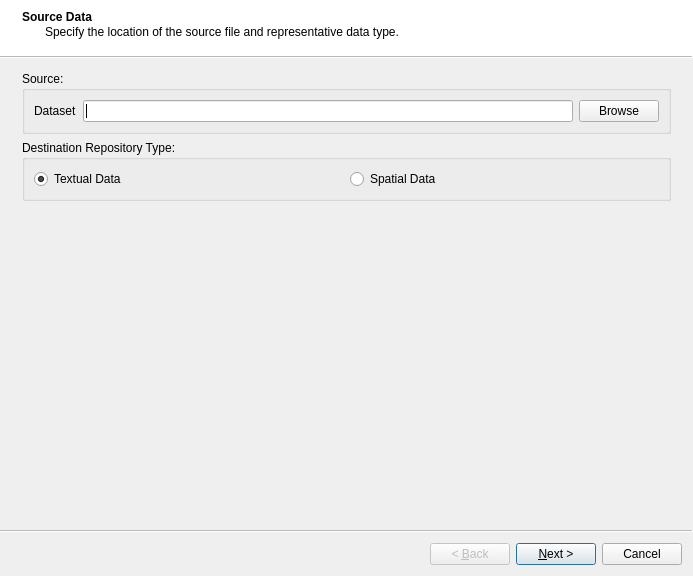
Old version of the form ui/ui_import_data.ui in the repository gltn/stdm.
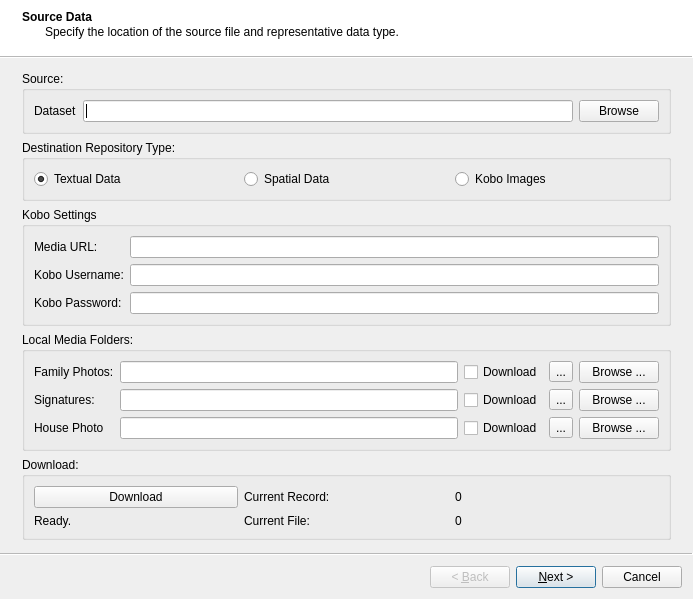
New version of the form. Icons and pictures are not drawn.

Diff of the .ui file:
```diff
--- a/ui/ui_import_data.ui
+++ b/ui/ui_import_data.ui
@@ -80,6 +80,220 @@
          </property>
         </widget>
        </item>
+       <item>
+        <widget class="QRadioButton" name="rbKoboMedia">
+         <property name="text">
+          <string>Kobo Images</string>
+         </property>
+        </widget>
+       </item>
+      </layout>
+     </widget>
+    </item>
+    <item>
+     <widget class="QGroupBox" name="groupBox_7">
+      <property name="title">
+       <string>Kobo Settings</string>
+      </property>
+      <layout class="QGridLayout" name="gridLayout_4">
+       <item row="0" column="0">
+        <widget class="QLabel" name="label_4">
+         <property name="text">
+          <string>Media URL:</string>
+         </property>
+        </widget>
+       </item>
+       <item row="1" column="0">
+        <widget class="QLabel" name="label_5">
+         <property name="text">
+          <string>Kobo Username:</string>
+         </property>
+        </widget>
+       </item>
+       <item row="1" column="1">
+        <widget class="QLineEdit" name="edtKoboUsername">
+         <property name="readOnly">
+          <bool>false</bool>
+         </property>
+        </widget>
+       </item>
+       <item row="2" column="1">
+        <widget class="QLineEdit" name="edtKoboPassword">
+         <property name="echoMode">
+          <enum>QLineEdit::Password</enum>
+         </property>
+        </widget>
+       </item>
+       <item row="0" column="1">
+        <widget class="QLineEdit" name="edtMediaUrl">
+         <property name="readOnly">
+          <bool>false</bool>
+         </property>
+        </widget>
+       </item>
+       <item row="2" column="0">
+        <widget class="QLabel" name="label_6">
+         <property name="text">
+          <string>Kobo Password:</string>
+         </property>
+        </widget>
+       </item>
+      </layout>
+     </widget>
+    </item>
+    <item>
+     <widget class="QGroupBox" name="groupBox_8">
+      <property name="title">
+       <string>Local Media Folders:</string>
+      </property>
+      <layout class="QGridLayout" name="gridLayout_6">
+       <item row="1" column="0">
+        <widget class="QLabel" name="label_8">
+         <property name="text">
+          <string>Signatures:</string>
+         </property>
+        </widget>
+       </item>
+       <item row="1" column="1">
+        <widget class="QLineEdit" name="edtSignFolder"/>
+       </item>
+       <item row="0" column="1">
+        <widget class="QLineEdit" name="edtFamilyFolder"/>
+       </item>
+       <item row="0" column="0">
+        <widget class="QLabel" name="label_7">
+         <property name="text">
+          <string>Family Photos:</string>
+         </property>
+        </widget>
+       </item>
+       <item row="2" column="0">
+        <widget class="QLabel" name="label_9">
+         <property name="text">
+          <string>House Photo</string>
+         </property>
+        </widget>
+       </item>
+       <item row="1" column="3">
+        <widget class="QToolButton" name="tbSignFolder">
+         <property name="text">
+          <string>...</string>
+         </property>
+        </widget>
+       </item>
+       <item row="2" column="3">
+        <widget class="QToolButton" name="tbHouseFolder">
+         <property name="text">
+          <string>...</string>
+         </property>
+        </widget>
+       </item>
+       <item row="2" column="1">
+        <widget class="QLineEdit" name="edtHouseFolder"/>
+       </item>
+       <item row="0" column="3">
+        <widget class="QToolButton" name="tbFamilyFolder">
+         <property name="text">
+          <string>...</string>
+         </property>
+        </widget>
+       </item>
+       <item row="0" column="4">
+        <widget class="QPushButton" name="btnFamilyBrowse">
+         <property name="text">
+          <string>Browse ...</string>
+         </property>
+        </widget>
+       </item>
+       <item row="1" column="4">
+        <widget class="QPushButton" name="btnSignFolder">
+         <property name="text">
+          <string>Browse ...</string>
+         </property>
+        </widget>
+       </item>
+       <item row="2" column="4">
+        <widget class="QPushButton" name="btnHouseFolder">
+         <property name="text">
+          <string>Browse ...</string>
+         </property>
+        </widget>
+       </item>
+       <item row="0" column="2">
+        <widget class="QCheckBox" name="cbFamilyPhoto">
+         <property name="text">
+          <string>Download</string>
+         </property>
+         <property name="checkable">
+          <bool>true</bool>
+         </property>
+        </widget>
+       </item>
+       <item row="1" column="2">
+        <widget class="QCheckBox" name="cbSign">
+         <property name="text">
+          <string>Download</string>
+         </property>
+        </widget>
+       </item>
+       <item row="2" column="2">
+        <widget class="QCheckBox" name="cbHousePhoto">
+         <property name="text">
+          <string>Download</string>
+         </property>
+        </widget>
+       </item>
+      </layout>
+     </widget>
+    </item>
+    <item>
+     <widget class="QGroupBox" name="groupBox_9">
+      <property name="title">
+       <string>Download:</string>
+      </property>
+      <layout class="QGridLayout" name="gridLayout_7">
+       <item row="0" column="2">
+        <widget class="QLabel" name="lblCurrRecord">
+         <property name="text">
+          <string>0</string>
+         </property>
+        </widget>
+       </item>
+       <item row="0" column="0">
+        <widget class="QPushButton" name="btnDownload">
+         <property name="text">
+          <string>Download</string>
+         </property>
+        </widget>
+       </item>
+       <item row="0" column="1">
+        <widget class="QLabel" name="labelrecord">
+         <property name="text">
+          <string>Current Record:</string>
+         </property>
+        </widget>
+       </item>
+       <item row="1" column="1">
+        <widget class="QLabel" name="label_10">
+         <property name="text">
+          <string>Current File:</string>
+         </property>
+        </widget>
+       </item>
+       <item row="1" column="2">
+        <widget class="QLabel" name="lblCurrFile">
+         <property name="text">
+          <string>0</string>
+         </property>
+        </widget>
+       </item>
+       <item row="1" column="0">
+        <widget class="QLabel" name="lblMsg">
+         <property name="text">
+          <string>Ready.</string>
+         </property>
+        </widget>
+       </item>
       </layout>
      </widget>
     </item>
```
